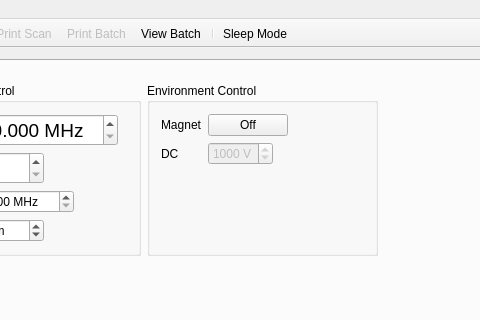
Above: mainwindow.ui from kncrabtree/qtftm before the change; both pictures show x 329 to 809 and y 0 to 320 of the 1280 by 900 pixel window. Below: the same form after it.
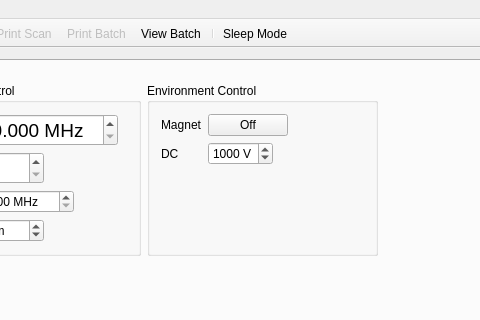
That is the form after the change. Icons and pictures are not drawn. Custom widgets are drawn as their Qt base class.

```diff
--- a/mainwindow.ui
+++ b/mainwindow.ui
@@ -1006,7 +1006,7 @@
                   <item row="1" column="1">
                    <widget class="QSpinBox" name="dcControlSpinBox">
                     <property name="enabled">
-                     <bool>false</bool>
+                     <bool>true</bool>
                     </property>
                     <property name="suffix">
                      <string> V</string>
```
